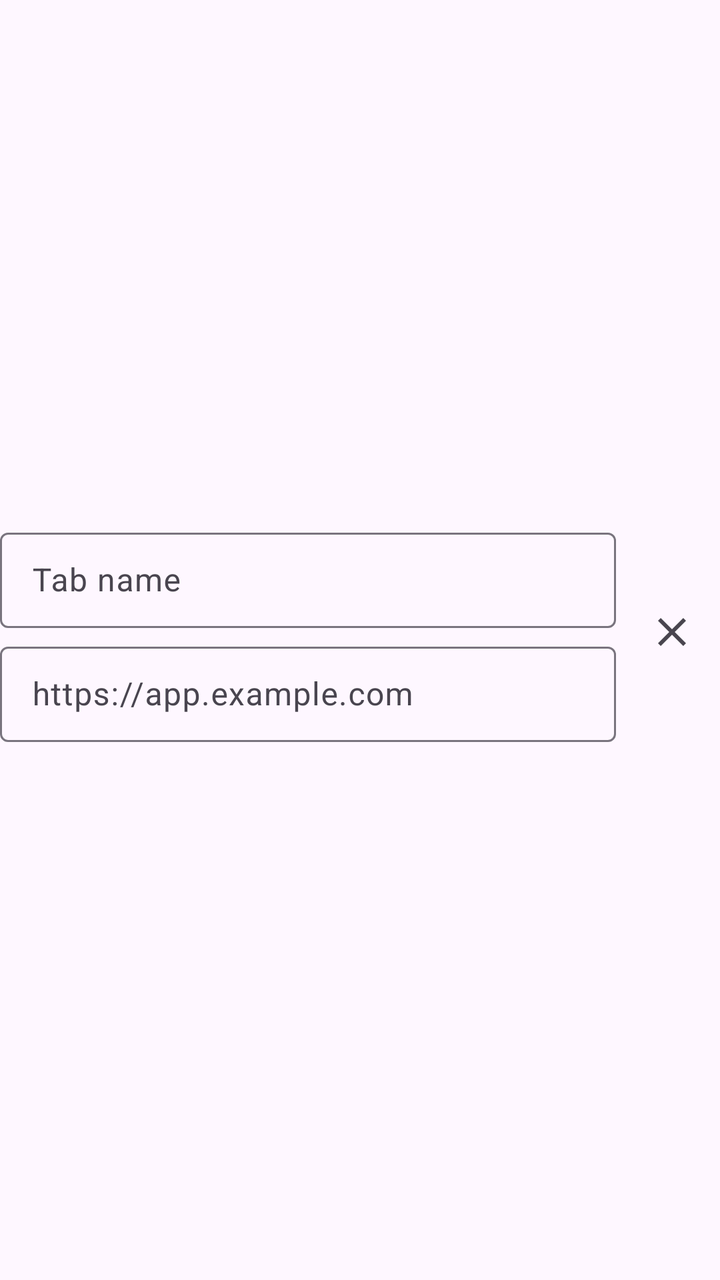
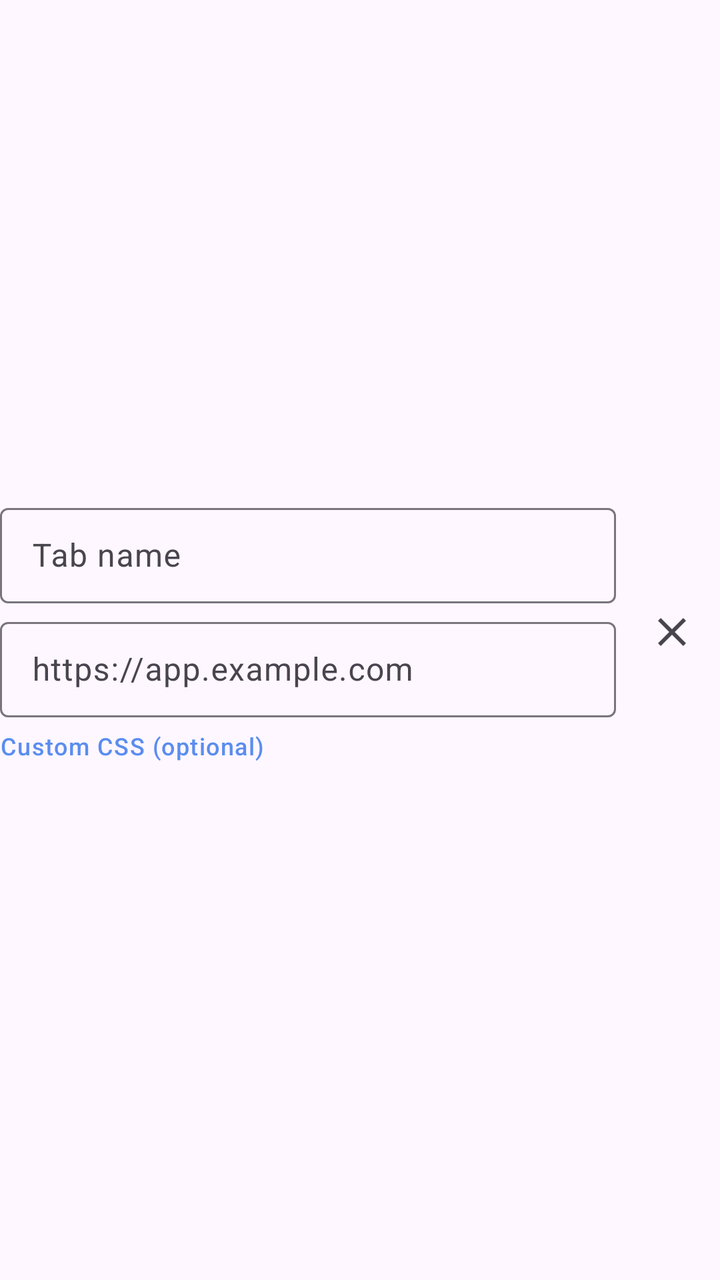

The first picture is an Android layout as it rendered before a commit; the second is the same layout after the commit. The layout source and the unified diff follow.
<!-- AndroidManifest.xml: application theme Theme.TunnelHub -->
<!-- res/layout/row_site.xml -->
<?xml version="1.0" encoding="utf-8"?>
<LinearLayout
    xmlns:android="http://schemas.android.com/apk/res/android"
    xmlns:app="http://schemas.android.com/apk/res-auto"
    android:layout_width="match_parent"
    android:layout_height="wrap_content"
    android:orientation="horizontal"
    android:gravity="center_vertical"
    android:paddingBottom="8dp">

    <LinearLayout
        android:layout_width="0dp"
        android:layout_height="wrap_content"
        android:layout_weight="1"
        android:orientation="vertical">

        <com.google.android.material.textfield.TextInputLayout
            style="@style/Widget.Material3.TextInputLayout.OutlinedBox.Dense"
            android:layout_width="match_parent"
            android:layout_height="wrap_content"
            android:hint="@string/setup_hint_name">
            <com.google.android.material.textfield.TextInputEditText
                android:id="@+id/siteName"
                android:layout_width="match_parent"
                android:layout_height="wrap_content"
                android:inputType="textCapWords"
                android:maxLines="1" />
        </com.google.android.material.textfield.TextInputLayout>

        <com.google.android.material.textfield.TextInputLayout
            style="@style/Widget.Material3.TextInputLayout.OutlinedBox.Dense"
            android:layout_width="match_parent"
            android:layout_height="wrap_content"
            android:layout_marginTop="4dp"
            android:hint="@string/setup_hint_url">
            <com.google.android.material.textfield.TextInputEditText
                android:id="@+id/siteUrl"
                android:layout_width="match_parent"
                android:layout_height="wrap_content"
                android:inputType="textUri"
                android:maxLines="1" />
        </com.google.android.material.textfield.TextInputLayout>
    </LinearLayout>

    <ImageButton
        android:id="@+id/remove"
        android:layout_width="48dp"
        android:layout_height="48dp"
        android:layout_marginStart="4dp"
        android:background="?attr/selectableItemBackgroundBorderless"
        android:contentDescription="@string/setup_remove"
        android:src="@drawable/ic_close"
        app:tint="?attr/colorOnSurfaceVariant" />
</LinearLayout>
<!-- resources referenced by this layout -->
<resources>
  <!-- drawable ic_close (drawable) -->
  <vector xmlns:android="http://schemas.android.com/apk/res/android"
      android:width="24dp" android:height="24dp"
      android:viewportWidth="24" android:viewportHeight="24"
      android:tint="?attr/colorControlNormal">
      <path android:fillColor="@android:color/white"
          android:pathData="M19,6.41L17.59,5 12,10.59 6.41,5 5,6.41 10.59,12 5,17.59 6.41,19 12,13.41 17.59,19 19,17.59 13.41,12z" />
  </vector>
  <string name="setup_hint_name">Tab name</string>
  <string name="setup_hint_url">https://app.example.com</string>
  <string name="setup_remove">Remove</string>
  <style name="Theme.TunnelHub" parent="Theme.Material3.DayNight.NoActionBar">
          <item name="colorPrimary">@color/brand</item>
          <item name="android:statusBarColor">@android:color/transparent</item>
          <item name="android:navigationBarColor">@android:color/transparent</item>
          <item name="android:windowLightStatusBar">true</item>
      </style>
  <color name="brand">#5B8DEF</color>
</resources>

<!-- the commit's change to res/layout/row_site.xml (unified diff, before → after) -->
@@ -40,6 +40,34 @@
                 android:inputType="textUri"
                 android:maxLines="1" />
         </com.google.android.material.textfield.TextInputLayout>
+
+        <TextView
+            android:id="@+id/advanced"
+            android:layout_width="wrap_content"
+            android:layout_height="wrap_content"
+            android:paddingTop="6dp"
+            android:paddingBottom="2dp"
+            android:text="@string/setup_advanced"
+            android:textColor="?attr/colorPrimary"
+            android:textAppearance="@style/TextAppearance.Material3.LabelMedium" />
+
+        <com.google.android.material.textfield.TextInputLayout
+            android:id="@+id/cssWrap"
+            style="@style/Widget.Material3.TextInputLayout.OutlinedBox.Dense"
+            android:layout_width="match_parent"
+            android:layout_height="wrap_content"
+            android:visibility="gone"
+            android:hint="@string/setup_hint_css">
+            <com.google.android.material.textfield.TextInputEditText
+                android:id="@+id/siteCss"
+                android:layout_width="match_parent"
+                android:layout_height="wrap_content"
+                android:inputType="textMultiLine|textNoSuggestions"
+                android:fontFamily="monospace"
+                android:textSize="13sp"
+                android:minLines="2"
+                android:maxLines="8" />
+        </com.google.android.material.textfield.TextInputLayout>
     </LinearLayout>
 
     <ImageButton
<!-- resource entries referenced after the edit -->
@@ -8,6 +8,8 @@
       <path android:fillColor="@android:color/white"
           android:pathData="M19,6.41L17.59,5 12,10.59 6.41,5 5,6.41 10.59,12 5,17.59 6.41,19 12,13.41 17.59,19 19,17.59 13.41,12z" />
   </vector>
+  <string name="setup_advanced">Custom CSS (optional)</string>
+  <string name="setup_hint_css">e.g. .sidebar { display:none }</string>
   <string name="setup_hint_name">Tab name</string>
   <string name="setup_hint_url">https://app.example.com</string>
   <string name="setup_remove">Remove</string>
